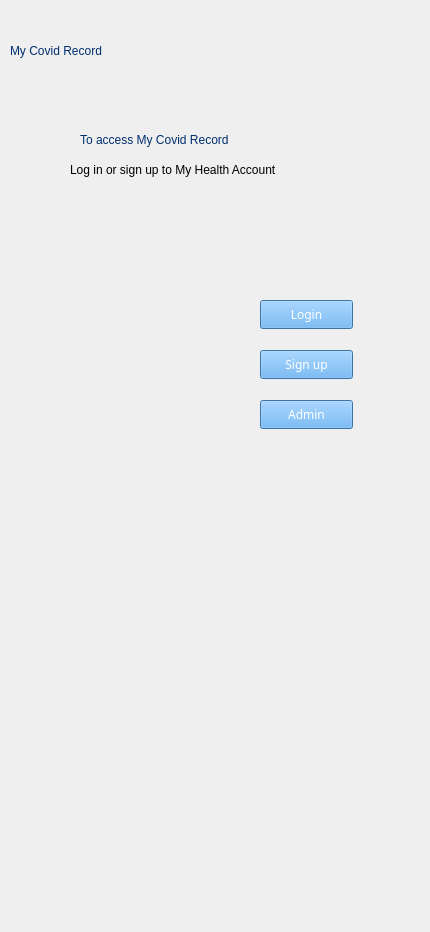
Qt form MyCovidRecord/mainwindow.ui (Maryrosey15/MyCovidRecord) before a commit.
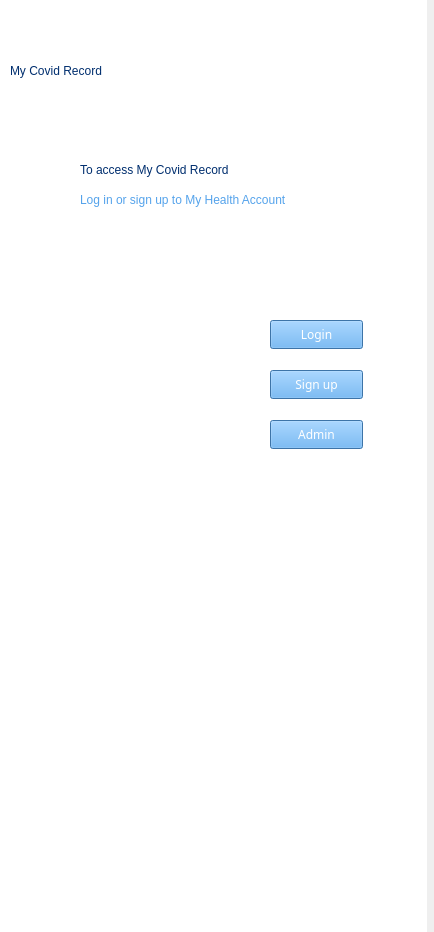
The same form after that commit. The open tabs and pages were chosen to show the change. Icons and pictures are not drawn.

Diff of the .ui file:
```diff
--- a/MyCovidRecord/mainwindow.ui
+++ b/MyCovidRecord/mainwindow.ui
@@ -6,7 +6,7 @@
    <rect>
     <x>0</x>
     <y>0</y>
-    <width>430</width>
+    <width>434</width>
     <height>932</height>
    </rect>
   </property>
@@ -14,11 +14,47 @@
    <string>MainWindow</string>
   </property>
   <widget class="QWidget" name="centralwidget">
-   <widget class="QLabel" name="topLogoLable">
+   <widget class="QStackedWidget" name="stackedWidget">
     <property name="geometry">
      <rect>
-      <x>240</x>
+      <x>0</x>
+      <y>0</y>
+      <width>427</width>
+      <height>932</height>
+     </rect>
+    </property>
+    <property name="styleSheet">
+     <string notr="true">background-color: rgb(85, 163, 235);</string>
+    </property>
+    <property name="currentIndex">
+     <number>1</number>
+    </property>
+    <widget class="QWidget" name="homepage">
+     <property name="styleSheet">
+      <string notr="true">background-color: rgb(255, 255, 255);</string>
+     </property>
+     <widget class="QLabel" name="myCovidRecordLabel">
+      <property name="geometry">
+       <rect>
+        <x>10</x>
       <y>20</y>
+        <width>211</width>
+        <height>101</height>
+       </rect>
+      </property>
+      <property name="styleSheet">
+       <string notr="true">font: 700 16pt &quot;Fira Sans&quot;;
+color: rgb(0, 46, 110);</string>
+      </property>
+      <property name="text">
+       <string>My Covid Record</string>
+      </property>
+     </widget>
+     <widget class="QLabel" name="topLogoLable">
+      <property name="geometry">
+       <rect>
+        <x>260</x>
+        <y>40</y>
       <width>161</width>
       <height>81</height>
      </rect>
@@ -27,28 +63,121 @@
      <string>&lt;html&gt;&lt;head/&gt;&lt;body&gt;&lt;p&gt;&lt;img src=&quot;:/IconsAndImages/MOHLOgo.svg&quot;/&gt;&lt;/p&gt;&lt;/body&gt;&lt;/html&gt;</string>
     </property>
    </widget>
-   <widget class="QLabel" name="myCovidRecordLabel">
+     <widget class="QLabel" name="label">
     <property name="geometry">
      <rect>
-      <x>10</x>
-      <y>0</y>
-      <width>211</width>
-      <height>101</height>
+        <x>80</x>
+        <y>160</y>
+        <width>291</width>
+        <height>20</height>
      </rect>
     </property>
     <property name="styleSheet">
-     <string notr="true">font: 700 16pt &quot;Fira Sans&quot;;
-color: rgb(0, 46, 110);</string>
+       <string notr="true">font: 700 14pt &quot;Fira Sans&quot; rgb(85, 170, 255);
+color: rgb(0, 46, 110);
+</string>
     </property>
     <property name="text">
-     <string>My Covid Record</string>
+       <string>To access My Covid Record</string>
+      </property>
+     </widget>
+     <widget class="QLabel" name="label_2">
+      <property name="geometry">
+       <rect>
+        <x>80</x>
+        <y>190</y>
+        <width>301</width>
+        <height>20</height>
+       </rect>
+      </property>
+      <property name="styleSheet">
+       <string notr="true">font: italic 10pt &quot;Fira Sans&quot; rgb(85, 170, 255);
+color: rgb(85, 163, 235);</string>
+      </property>
+      <property name="text">
+       <string>Log in or sign up to My Health Account</string>
+      </property>
+     </widget>
+     <widget class="QPushButton" name="adminButton">
+      <property name="geometry">
+       <rect>
+        <x>270</x>
+        <y>420</y>
+        <width>93</width>
+        <height>29</height>
+       </rect>
+      </property>
+      <property name="font">
+       <font>
+        <family>Fira Sans</family>
+       </font>
+      </property>
+      <property name="autoFillBackground">
+       <bool>false</bool>
+      </property>
+      <property name="styleSheet">
+       <string notr="true">background-color: rgb(85, 163, 235);
+color: rgb(255, 255, 255);</string>
+      </property>
+      <property name="text">
+       <string>Admin</string>
+      </property>
+     </widget>
+     <widget class="QPushButton" name="loginButton">
+      <property name="geometry">
+       <rect>
+        <x>270</x>
+        <y>320</y>
+        <width>93</width>
+        <height>29</height>
+       </rect>
+      </property>
+      <property name="font">
+       <font>
+        <family>Fira Sans</family>
+       </font>
+      </property>
+      <property name="autoFillBackground">
+       <bool>false</bool>
+      </property>
+      <property name="styleSheet">
+       <string notr="true">background-color: rgb(85, 163, 235);
+color: rgb(255, 255, 255);</string>
+      </property>
+      <property name="text">
+       <string>Login</string>
+      </property>
+     </widget>
+     <widget class="QPushButton" name="signUpButton">
+      <property name="geometry">
+       <rect>
+        <x>270</x>
+        <y>370</y>
+        <width>93</width>
+        <height>29</height>
+       </rect>
+      </property>
+      <property name="font">
+       <font>
+        <family>Fira Sans</family>
+       </font>
+      </property>
+      <property name="autoFillBackground">
+       <bool>false</bool>
+      </property>
+      <property name="styleSheet">
+       <string notr="true">background-color: rgb(85, 163, 235);
+color: rgb(255, 255, 255);</string>
+      </property>
+      <property name="text">
+       <string>Sign up</string>
     </property>
    </widget>
    <widget class="QLabel" name="familyImageLabel">
     <property name="geometry">
      <rect>
-      <x>10</x>
-      <y>220</y>
+        <x>20</x>
+        <y>240</y>
       <width>401</width>
       <height>381</height>
      </rect>
@@ -70,7 +199,7 @@
     <property name="geometry">
      <rect>
       <x>130</x>
-      <y>710</y>
+        <y>720</y>
       <width>141</width>
       <height>61</height>
      </rect>
@@ -82,8 +211,8 @@
    <widget class="QLabel" name="NZLogoLable">
     <property name="geometry">
      <rect>
-      <x>80</x>
-      <y>770</y>
+        <x>90</x>
+        <y>790</y>
       <width>241</width>
       <height>71</height>
      </rect>
@@ -92,114 +221,79 @@
      <string>&lt;html&gt;&lt;head/&gt;&lt;body&gt;&lt;p&gt;&lt;img src=&quot;:/IconsAndImages/NZGovernmentLogo.svg&quot;/&gt;&lt;/p&gt;&lt;/body&gt;&lt;/html&gt;</string>
     </property>
    </widget>
-   <widget class="QLabel" name="label">
+     <zorder>familyImageLabel</zorder>
+     <zorder>myCovidRecordLabel</zorder>
+     <zorder>topLogoLable</zorder>
+     <zorder>label</zorder>
+     <zorder>label_2</zorder>
+     <zorder>adminButton</zorder>
+     <zorder>loginButton</zorder>
+     <zorder>signUpButton</zorder>
+     <zorder>bottomLogoLabel</zorder>
+     <zorder>NZLogoLable</zorder>
+    </widget>
+    <widget class="QWidget" name="loginUserPage">
+     <widget class="QLabel" name="topLogoLable_2">
     <property name="geometry">
      <rect>
-      <x>80</x>
-      <y>130</y>
-      <width>291</width>
-      <height>20</height>
+        <x>240</x>
+        <y>30</y>
+        <width>171</width>
+        <height>81</height>
      </rect>
     </property>
     <property name="styleSheet">
-     <string notr="true">font: 700 14pt &quot;Fira Sans&quot; rgb(85, 170, 255);
-color: rgb(0, 46, 110);
-</string>
+       <string notr="true">color: rgb(255, 255, 255);</string>
     </property>
     <property name="text">
-     <string>To access My Covid Record</string>
-    </property>
-   </widget>
-   <widget class="QLabel" name="label_2">
+       <string>&lt;html&gt;&lt;head/&gt;&lt;body&gt;&lt;p&gt;&lt;img src=&quot;:/IconsAndImages/MOHLOgo2.png&quot;/&gt;&lt;/p&gt;&lt;/body&gt;&lt;/html&gt;</string>
+      </property>
+     </widget>
+     <widget class="QLabel" name="myCovidRecordLabel_2">
     <property name="geometry">
      <rect>
-      <x>70</x>
-      <y>160</y>
-      <width>301</width>
-      <height>20</height>
+        <x>20</x>
+        <y>10</y>
+        <width>211</width>
+        <height>101</height>
      </rect>
     </property>
     <property name="styleSheet">
-     <string notr="true">font: italic 10pt &quot;Fira Sans&quot; rgb(85, 170, 255);</string>
+       <string notr="true">font: 700 16pt &quot;Fira Sans&quot;;
+color: rgb(255, 255, 255);</string>
     </property>
     <property name="text">
-     <string>Log in or sign up to My Health Account</string>
-    </property>
-   </widget>
-   <widget class="QPushButton" name="loginButton">
-    <property name="geometry">
-     <rect>
-      <x>260</x>
-      <y>300</y>
-      <width>93</width>
-      <height>29</height>
-     </rect>
-    </property>
-    <property name="font">
-     <font>
-      <family>Fira Sans</family>
-     </font>
-    </property>
-    <property name="autoFillBackground">
-     <bool>false</bool>
-    </property>
+       <string>My Covid Record</string>
+      </property>
+     </widget>
+    </widget>
+    <widget class="QWidget" name="signUpPage"/>
+    <widget class="QWidget" name="reportPage">
     <property name="styleSheet">
-     <string notr="true">background-color: rgb(85, 163, 235);
-color: rgb(255, 255, 255);</string>
-    </property>
-    <property name="text">
-     <string>Login</string>
-    </property>
-   </widget>
-   <widget class="QPushButton" name="signUpButton">
-    <property name="geometry">
-     <rect>
-      <x>260</x>
-      <y>350</y>
-      <width>93</width>
-      <height>29</height>
-     </rect>
-    </property>
-    <property name="font">
-     <font>
-      <family>Fira Sans</family>
-     </font>
-    </property>
-    <property name="autoFillBackground">
-     <bool>false</bool>
-    </property>
+      <string notr="true">background-color: rgb(221, 237, 251);</string>
+     </property>
+    </widget>
+    <widget class="QWidget" name="adminLoginPage"/>
+    <widget class="QWidget" name="adminAccount">
+     <property name="styleSheet">
+      <string notr="true">background-color: rgb(221, 237, 251);</string>
+     </property>
+    </widget>
+    <widget class="QWidget" name="linkPage">
     <property name="styleSheet">
-     <string notr="true">background-color: rgb(85, 163, 235);
-color: rgb(255, 255, 255);</string>
-    </property>
-    <property name="text">
-     <string>Sign up</string>
-    </property>
-   </widget>
-   <widget class="QPushButton" name="adminButton">
-    <property name="geometry">
-     <rect>
-      <x>260</x>
-      <y>400</y>
-      <width>93</width>
-      <height>29</height>
-     </rect>
-    </property>
-    <property name="font">
-     <font>
-      <family>Fira Sans</family>
-     </font>
-    </property>
-    <property name="autoFillBackground">
-     <bool>false</bool>
-    </property>
+      <string notr="true">background-color: rgb(221, 237, 251);</string>
+     </property>
+    </widget>
+    <widget class="QWidget" name="userAccount">
+     <property name="styleSheet">
+      <string notr="true">background-color: rgb(221, 237, 251);</string>
+     </property>
+    </widget>
+    <widget class="QWidget" name="userHomePage">
     <property name="styleSheet">
-     <string notr="true">background-color: rgb(85, 163, 235);
-color: rgb(255, 255, 255);</string>
-    </property>
-    <property name="text">
-     <string>Admin</string>
-    </property>
+      <string notr="true">background-color: rgb(221, 237, 251);</string>
+     </property>
+    </widget>
    </widget>
   </widget>
   <widget class="QMenuBar" name="menubar">
```
Left out of the diff: 2 changed lines with no effect on the pictures. Lines whose indentation alone changed are shown as unchanged.
